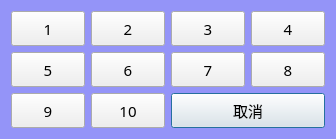
Above: AnalysisMode/clsSelectedRef.ui from caicaiking/WKEFactoryView2014 before the change. Below: the same form after it.
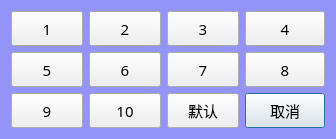
That is the form after the change.

Patch:
```diff
--- a/AnalysisMode/clsSelectedRef.ui
+++ b/AnalysisMode/clsSelectedRef.ui
@@ -337,7 +337,7 @@
      </property>
     </widget>
    </item>
-   <item row="2" column="2" colspan="2">
+   <item row="2" column="3">
     <widget class="QPushButton" name="btnCancel">
      <property name="minimumSize">
       <size>
@@ -365,6 +365,37 @@
      </property>
     </widget>
    </item>
+   <item row="2" column="2">
+    <widget class="QPushButton" name="btnDefault">
+     <property name="minimumSize">
+      <size>
+       <width>35</width>
+       <height>35</height>
+      </size>
+     </property>
+     <property name="maximumSize">
+      <size>
+       <width>1414</width>
+       <height>1414</height>
+      </size>
+     </property>
+     <property name="font">
+      <font>
+       <family>楷体</family>
+       <pointsize>11</pointsize>
+      </font>
+     </property>
+     <property name="text">
+      <string>默认</string>
+     </property>
+     <property name="shortcut">
+      <string>7</string>
+     </property>
+     <property name="autoDefault">
+      <bool>false</bool>
+     </property>
+    </widget>
+   </item>
   </layout>
  </widget>
  <resources/>
```
